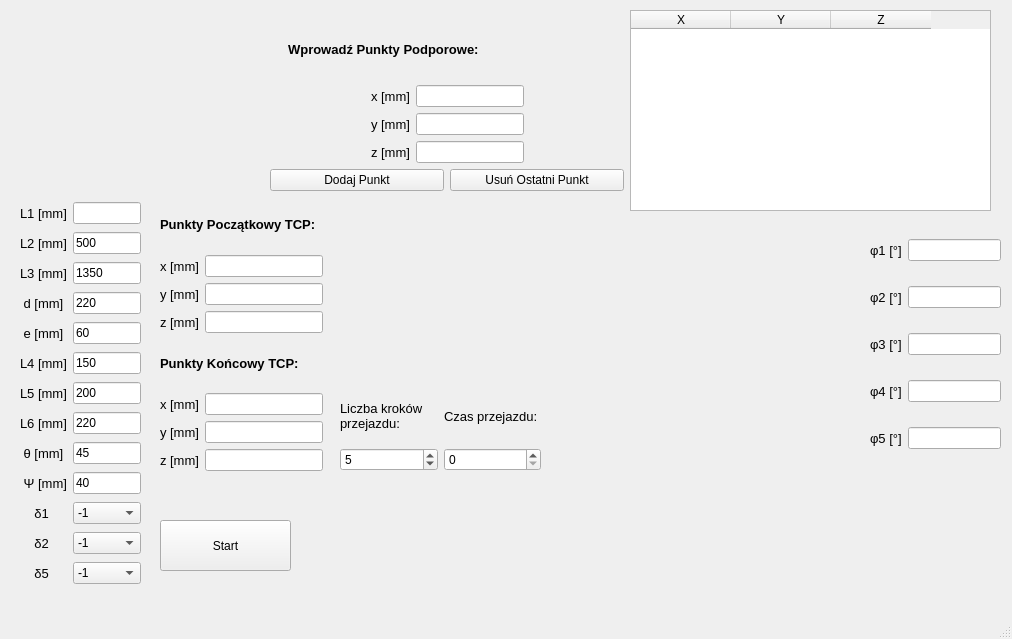
Qt form mainwindow.ui (Danny323S/Projekt_ZBR) before a commit.
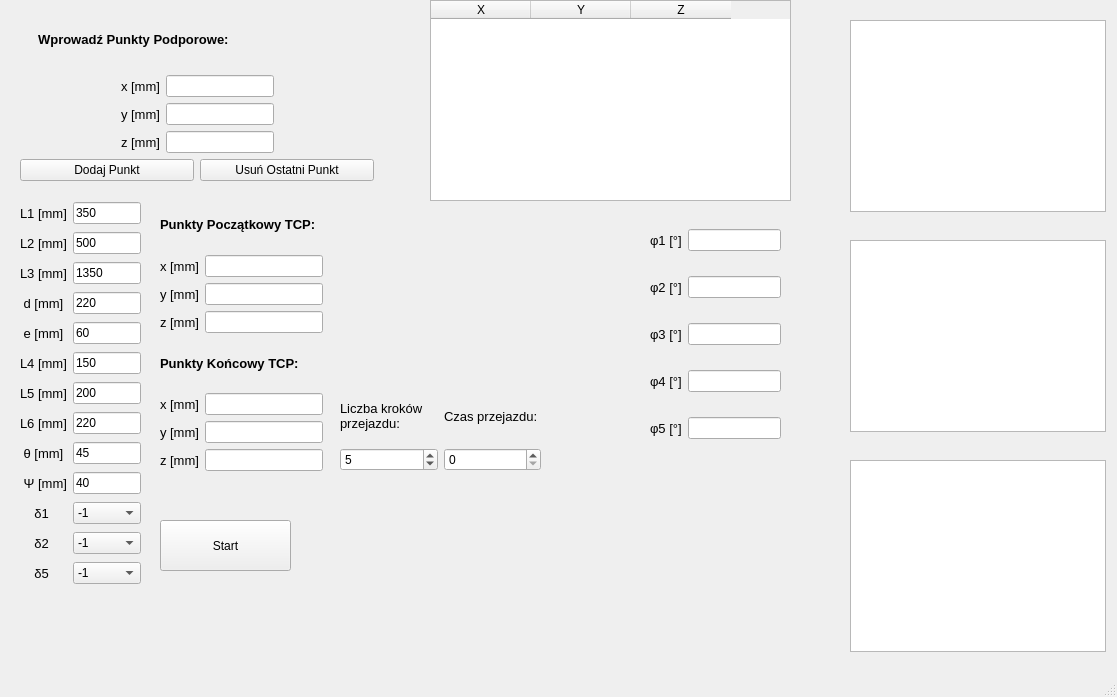
The same form after that commit.

Patch:
```diff
--- a/mainwindow.ui
+++ b/mainwindow.ui
@@ -6,8 +6,8 @@
    <rect>
     <x>0</x>
     <y>0</y>
-    <width>1012</width>
-    <height>639</height>
+    <width>1117</width>
+    <height>697</height>
    </rect>
   </property>
   <property name="windowTitle">
@@ -30,8 +30,8 @@
    <widget class="QTableWidget" name="tableWidget">
     <property name="geometry">
      <rect>
-      <x>630</x>
-      <y>10</y>
+      <x>430</x>
+      <y>0</y>
       <width>361</width>
       <height>201</height>
      </rect>
@@ -55,8 +55,8 @@
    <widget class="QWidget" name="layoutWidget">
     <property name="geometry">
      <rect>
-      <x>270</x>
-      <y>20</y>
+      <x>20</x>
+      <y>10</y>
       <width>354</width>
       <height>171</height>
      </rect>
@@ -213,7 +213,7 @@
      </item>
     </layout>
    </widget>
-   <widget class="QWidget" name="">
+   <widget class="QWidget" name="layoutWidget">
     <property name="geometry">
      <rect>
       <x>20</x>
@@ -222,7 +222,7 @@
       <height>391</height>
      </rect>
     </property>
-    <layout class="QGridLayout" name="gridLayout">
+    <layout class="QGridLayout" name="robotParameters">
      <item row="9" column="0">
       <widget class="QLabel" name="label_YAngle">
        <property name="font">
@@ -398,7 +398,7 @@
         <enum>Qt::LeftToRight</enum>
        </property>
        <property name="text">
-        <string/>
+        <string>350</string>
        </property>
       </widget>
      </item>
@@ -496,11 +496,11 @@
      </item>
     </layout>
    </widget>
-   <widget class="QWidget" name="">
+   <widget class="QWidget" name="layoutWidget">
     <property name="geometry">
      <rect>
-      <x>870</x>
-      <y>220</y>
+      <x>650</x>
+      <y>210</y>
       <width>131</width>
       <height>251</height>
      </rect>
@@ -618,7 +618,7 @@
      </item>
     </layout>
    </widget>
-   <widget class="QWidget" name="">
+   <widget class="QWidget" name="layoutWidget">
     <property name="geometry">
      <rect>
       <x>160</x>
@@ -808,7 +808,7 @@
      </item>
     </layout>
    </widget>
-   <widget class="QWidget" name="">
+   <widget class="QWidget" name="layoutWidget">
     <property name="geometry">
      <rect>
       <x>340</x>
@@ -863,6 +863,36 @@
      </item>
     </layout>
    </widget>
+   <widget class="QGraphicsView" name="graphicsView">
+    <property name="geometry">
+     <rect>
+      <x>850</x>
+      <y>20</y>
+      <width>256</width>
+      <height>192</height>
+     </rect>
+    </property>
+   </widget>
+   <widget class="QGraphicsView" name="graphicsView_2">
+    <property name="geometry">
+     <rect>
+      <x>850</x>
+      <y>240</y>
+      <width>256</width>
+      <height>192</height>
+     </rect>
+    </property>
+   </widget>
+   <widget class="QGraphicsView" name="graphicsView_3">
+    <property name="geometry">
+     <rect>
+      <x>850</x>
+      <y>460</y>
+      <width>256</width>
+      <height>192</height>
+     </rect>
+    </property>
+   </widget>
   </widget>
   <widget class="QMenuBar" name="menubar">
    <property name="geometry">
```
Left out of the diff: 30 changed lines with no effect on the pictures.
